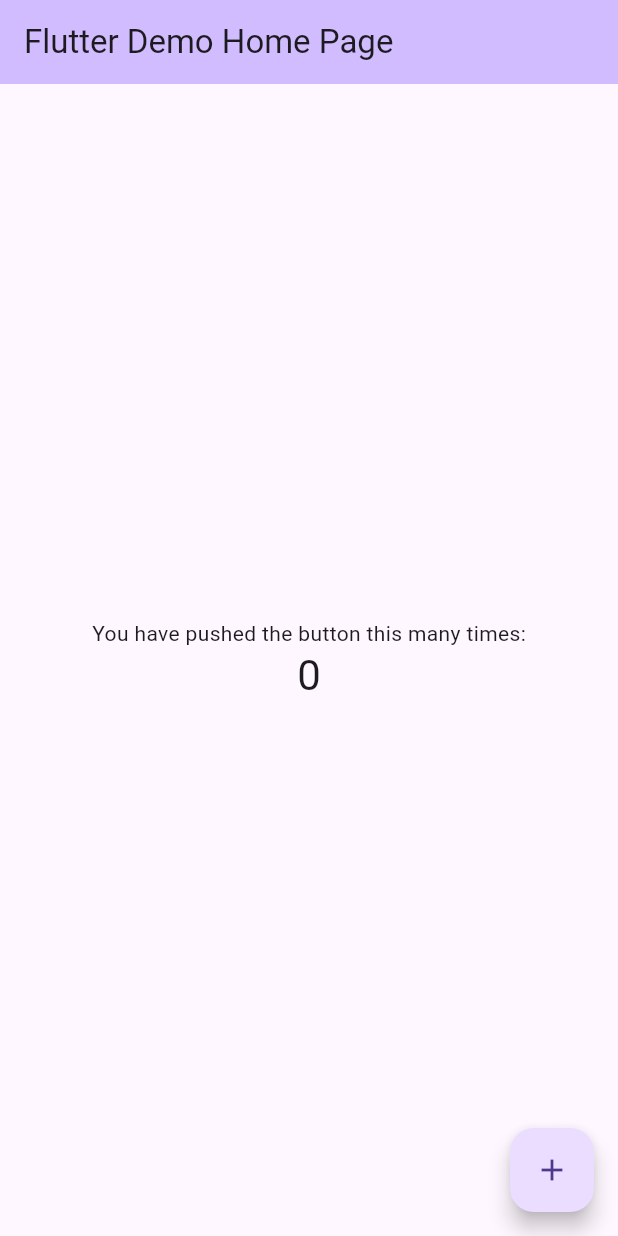
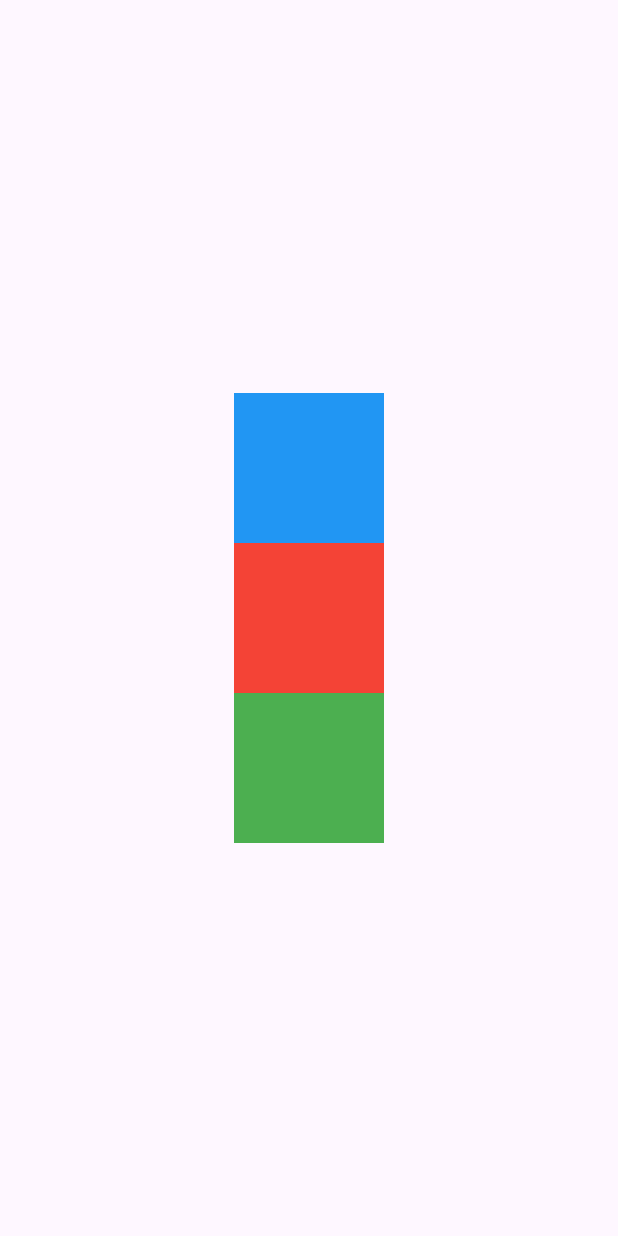
Before and after one commit to thanhtan27032001/Flutter-Tutorial, a Flutter app: the screen it shows after launch, on a phone screen of 412 x 824 dp. Run offline on Flutter 3.47's test engine with Material 3 defaults, Android fonts, the phone set to English and light mode, and no system bars.

Commit message:
[v1.0.0] Expanded widget

```diff
--- /dev/null
+++ b/lib/expanded_widget/expanded_widget.dart
@@ -0,0 +1,34 @@
+import 'package:flutter/material.dart';
+
+class ExpandedWidget extends StatelessWidget {
+  const ExpandedWidget({super.key});
+
+  @override
+  Widget build(BuildContext context) {
+    return Scaffold(
+      body: Center(
+        child: Column(
+          mainAxisAlignment: MainAxisAlignment.center,
+          children: [
+            Container(
+              width: 100,
+              height: 100,
+              color: Colors.blue,
+            ),
+            Container(
+              width: 100,
+              height: 100,
+              color: Colors.red,
+            ),
+            Container(
+              width: 100,
+              height: 100,
+              color: Colors.green,
+            )
+          ],
+        ),
+      ),
+    );
+  }
+
+}
--- a/lib/main.dart
+++ b/lib/main.dart
@@ -1,4 +1,5 @@
 import 'package:flutter/material.dart';
+import 'package:flutter_tutorial/expanded_widget/expanded_widget.dart';
 
 void main() {
   runApp(const MyApp());
@@ -12,54 +13,7 @@ class MyApp extends StatelessWidget {
   Widget build(BuildContext context) {
     return const MaterialApp(
       title: 'Flutter Demo',
-      home: MyHomePage(title: 'Flutter Demo Home Page'),
+      home: ExpandedWidget(),
     );
   }
 }
-
-class MyHomePage extends StatefulWidget {
-  const MyHomePage({super.key, required this.title});
-  final String title;
-
-  @override
-  State<MyHomePage> createState() => _MyHomePageState();
-}
-
-class _MyHomePageState extends State<MyHomePage> {
-  int _counter = 0;
-
-  void _incrementCounter() {
-    setState(() {
-      _counter++;
-    });
-  }
-
-  @override
-  Widget build(BuildContext context) {
-    return Scaffold(
-      appBar: AppBar(
-        backgroundColor: Theme.of(context).colorScheme.inversePrimary,
-        title: Text(widget.title),
-      ),
-      body: Center(
-        child: Column(
-          mainAxisAlignment: MainAxisAlignment.center,
-          children: <Widget>[
-            const Text(
-              'You have pushed the button this many times:',
-            ),
-            Text(
-              '$_counter',
-              style: Theme.of(context).textTheme.headlineMedium,
-            ),
-          ],
-        ),
-      ),
-      floatingActionButton: FloatingActionButton(
-        onPressed: _incrementCounter,
-        tooltip: 'Increment',
-        child: const Icon(Icons.add),
-      ), // This trailing comma makes auto-formatting nicer for build methods.
-    );
-  }
-}
```
